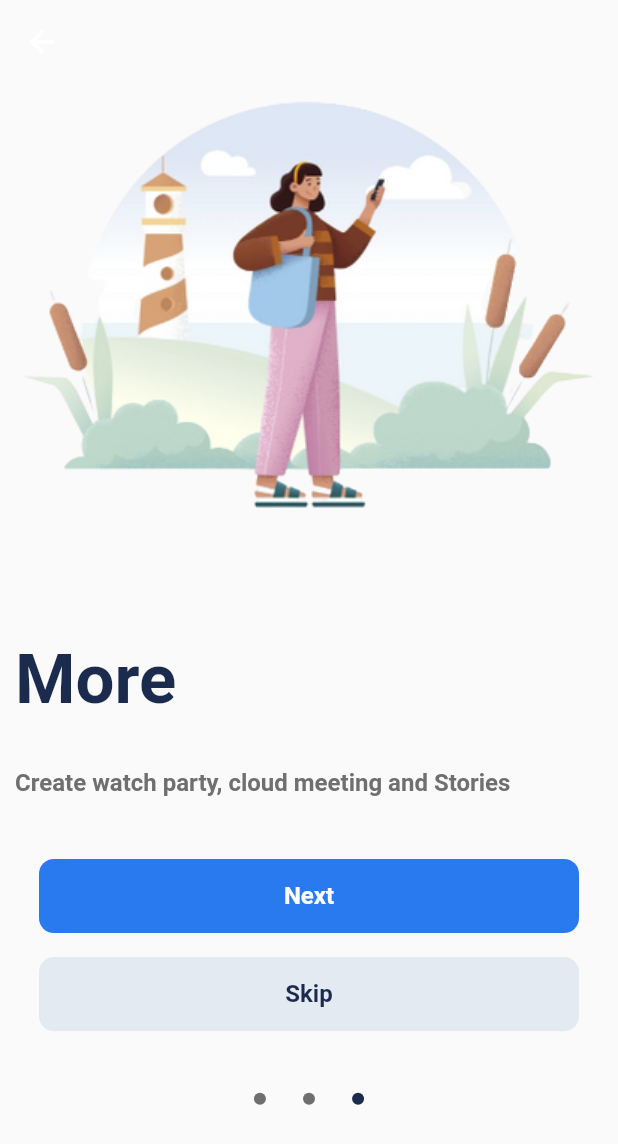
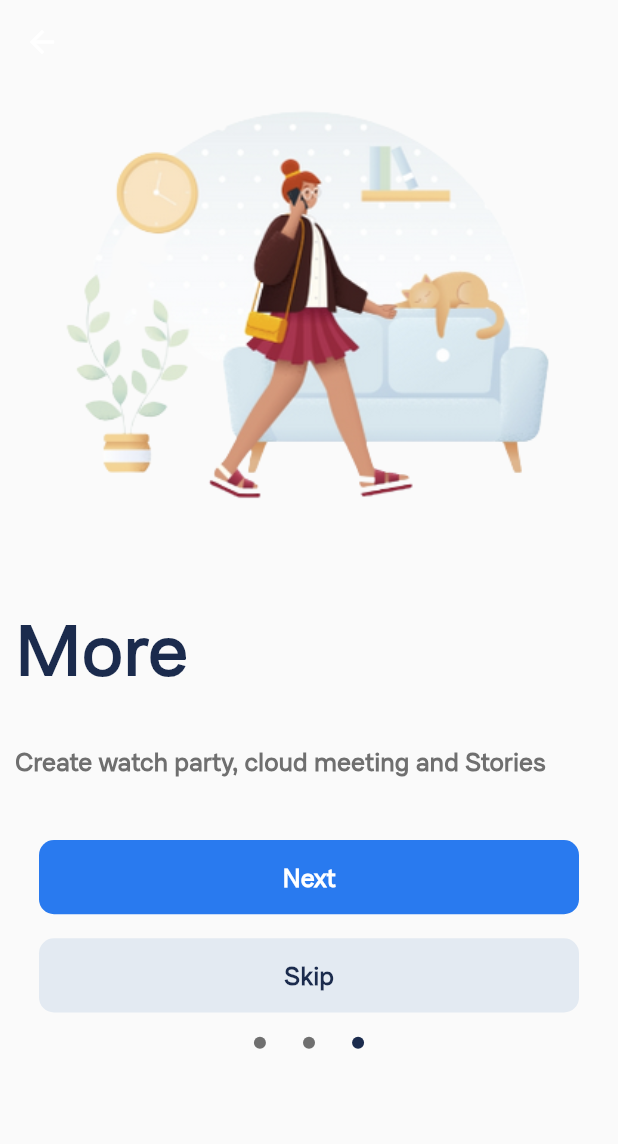
Before and after one commit to marufrobin/chatingApp, a Flutter app: the GropSplashPage screen opened directly, after a tap on "Next", on a phone screen of 412 x 824 dp. Shown: the top 1144 px of the screen. Run offline on Flutter 3.47's test engine with Material 2 defaults, Android fonts, the phone set to English and light mode, and no system bars.

Commit message:
all the splash page done with some fixed

```diff
--- a/lib/Screen/openingPage.dart
+++ b/lib/Screen/openingPage.dart
@@ -92,9 +92,6 @@ class ChatSplashPage extends StatelessWidget {
                     ),
                   )),
             ),
-            SizedBox(
-              height: height * 0.04,
-            ),
             Center(
               child: Row(
                 mainAxisAlignment: MainAxisAlignment.center,
@@ -141,9 +138,8 @@ class GropSplashPage extends StatelessWidget {
         child: Column(
           crossAxisAlignment: CrossAxisAlignment.start,
           children: [
-            Image.asset('images/chatsplashlogo.png'),
-            SizedBox(
-              height: height * 0.1,
+            Image.asset(
+              'images/groupsLogo.png',
             ),
             const Text(
               "Groups",
@@ -218,9 +214,6 @@ class GropSplashPage extends StatelessWidget {
                     ),
                   )),
             ),
-            SizedBox(
-              height: height * 0.02,
-            ),
             Center(
               child: Row(
                 mainAxisAlignment: MainAxisAlignment.center,
@@ -267,9 +260,9 @@ class MoreSplashPage extends StatelessWidget {
         child: Column(
           crossAxisAlignment: CrossAxisAlignment.start,
           children: [
-            Image.asset('images/chatsplashlogo.png'),
+            Image.asset('images/moreLogo.png'),
             SizedBox(
-              height: height * 0.1,
+              height: height * 0.06,
             ),
             const Text(
               "More",
@@ -345,7 +338,7 @@ class MoreSplashPage extends StatelessWidget {
                   )),
             ),
             SizedBox(
-              height: height * 0.04,
+              height: height * 0.01,
             ),
             Center(
               child: Row(
```
Also changed, not shown: fonts/MalnorSans-Regular.otf (deleted), fonts/MalnorSans-Regular.ttf (added), images/groupsLogo.png (added), images/moreLogo.png (added).
